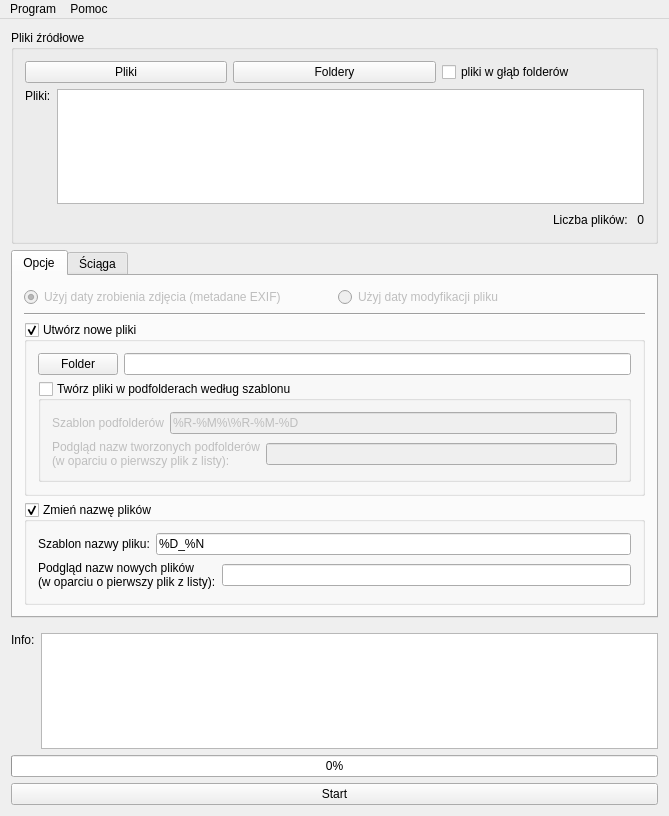
Old version of the form PhotoDateOrganizer/MainWindow.ui in the repository killdaclick/photodateorganizer.
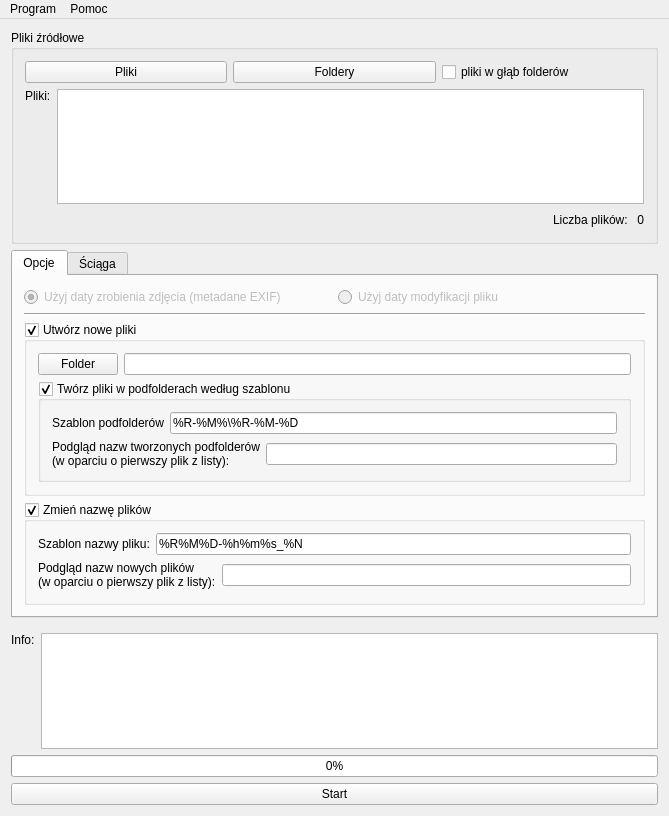
New version of the form. Icons and pictures are not drawn.

What changed in the file:
```diff
--- a/PhotoDateOrganizer/MainWindow.ui
+++ b/PhotoDateOrganizer/MainWindow.ui
@@ -369,7 +369,7 @@
               <bool>true</bool>
              </property>
              <property name="checked">
-              <bool>false</bool>
+              <bool>true</bool>
              </property>
              <layout class="QVBoxLayout" name="verticalLayout_6">
               <item>
@@ -474,7 +474,7 @@
                 <string>Szablon do konfiguracji nazw plików (PATRZ ŚCIĄGA)</string>
                </property>
                <property name="text">
-                <string>%D_%N</string>
+                <string>%R%M%D-%h%m%s_%N</string>
                </property>
               </widget>
              </item>
```
Left out of the diff: 3 changed lines with no effect on the pictures.
